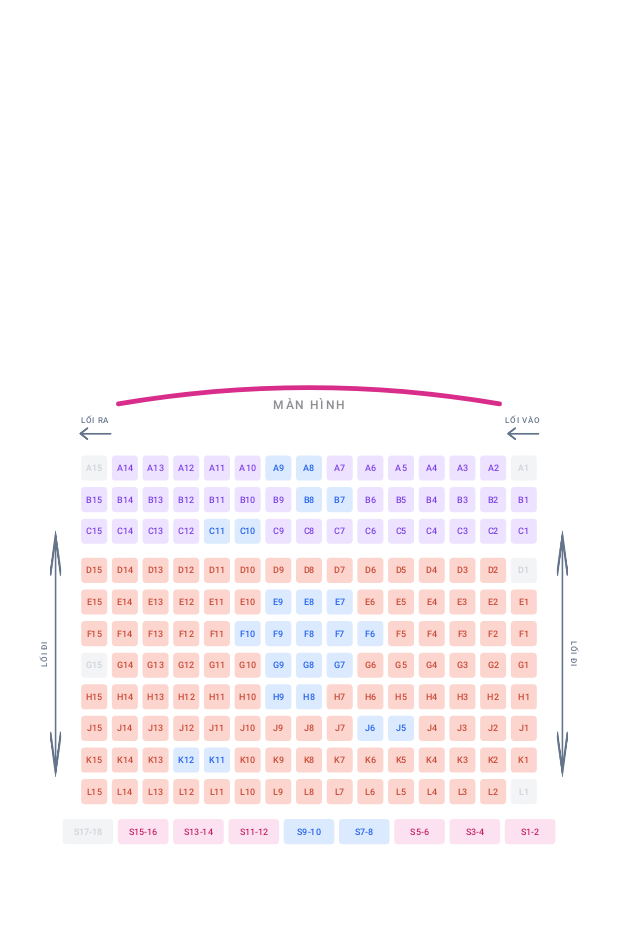
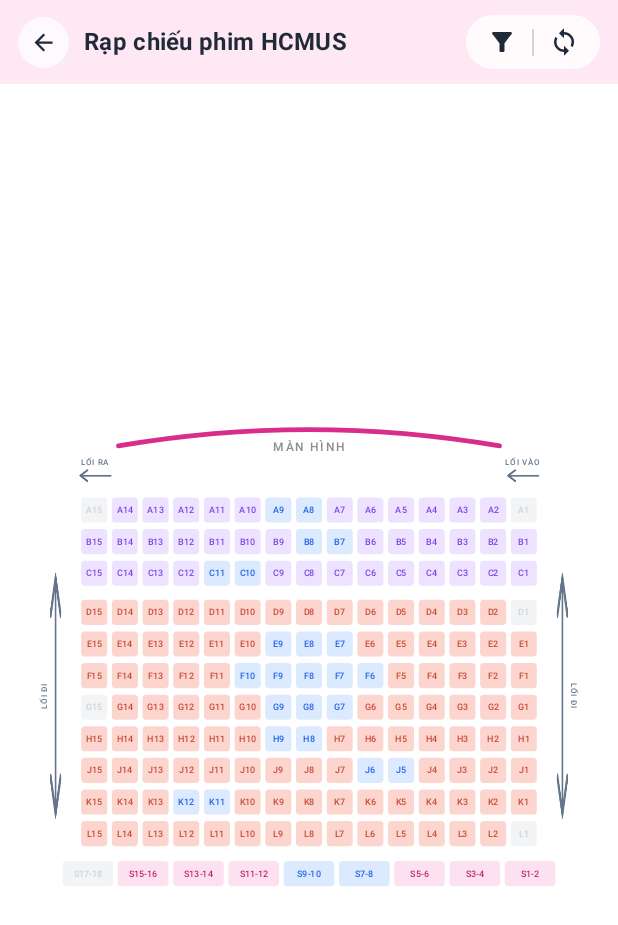
Before and after one commit to FlyingCat-0202/Cinema-seat, an Android app built with Jetpack Compose: the screen it shows after launch (MainActivity), on a phone screen of 412 x 824 dp. Shown: the top 925 px of the screen. Run offline under Robolectric (Android 15) with nearby library versions, the phone set to English and light mode, and no system bars.

Commit message:
add filter, filter bar, reset view

```diff
--- a/app/src/main/java/com/example/cinemaseat/ui/MainScreen.kt
+++ b/app/src/main/java/com/example/cinemaseat/ui/MainScreen.kt
@@ -1,15 +1,27 @@
 package com.example.cinemaseat.ui
 
+import androidx.compose.foundation.background
+import androidx.compose.foundation.layout.Box
+import androidx.compose.foundation.layout.Column
 import androidx.compose.foundation.layout.fillMaxSize
 import androidx.compose.foundation.layout.navigationBarsPadding
 import androidx.compose.foundation.layout.statusBarsPadding
 import androidx.compose.runtime.Composable
 import androidx.compose.runtime.getValue
+import androidx.compose.runtime.mutableIntStateOf
+import androidx.compose.runtime.mutableStateOf
+import androidx.compose.runtime.remember
+import androidx.compose.runtime.saveable.rememberSaveable
+import androidx.compose.runtime.setValue
+import androidx.compose.ui.Alignment
 import androidx.compose.ui.Modifier
+import androidx.compose.ui.graphics.Color
 import androidx.compose.ui.tooling.preview.Preview
 import androidx.lifecycle.compose.collectAsStateWithLifecycle
 import androidx.lifecycle.viewmodel.compose.viewModel
 import com.example.cinemaseat.ui.components.CinemaCanvas
+import com.example.cinemaseat.ui.components.FilterDropdownOverlay
+import com.example.cinemaseat.ui.components.FilterHeader
 import com.example.cinemaseat.ui.state.CinemaViewModel
 import com.example.cinemaseat.ui.theme.CinemaSeatTheme
 
@@ -18,16 +30,41 @@ fun CinemaMainScreen(
     viewModel: CinemaViewModel = viewModel()
 ) {
     val uiState by viewModel.uiState.collectAsStateWithLifecycle()
+    var resetTrigger by remember { mutableIntStateOf(0) }
+    var isFilterExpanded by rememberSaveable { mutableStateOf(false) }
 
-    CinemaCanvas(
-        uiState = uiState,
-        resetTrigger = 0,
-        onSeatTap = viewModel::onSeatTapped,
+    Column(
         modifier = Modifier
             .fillMaxSize()
+            .background(Color.White)
             .statusBarsPadding()
             .navigationBarsPadding()
-    )
+    ) {
+        FilterHeader(
+            hasActiveFilter = uiState.hasActiveFilter,
+            isFilterExpanded = isFilterExpanded,
+            onToggleFilterPanel = { isFilterExpanded = !isFilterExpanded },
+            onResetView = { resetTrigger++ }
+        )
+
+        Box(modifier = Modifier.weight(1f)) {
+            CinemaCanvas(
+                uiState = uiState,
+                resetTrigger = resetTrigger,
+                onSeatTap = viewModel::onSeatTapped,
+                modifier = Modifier.fillMaxSize()
+            )
+
+            FilterDropdownOverlay(
+                uiState = uiState,
+                isFilterExpanded = isFilterExpanded,
+                onToggleTypeFilter = viewModel::toggleTypeFilter,
+                onToggleStatusFilter = viewModel::toggleStatusFilter,
+                onClearFilters = viewModel::clearFilters,
+                modifier = Modifier.align(Alignment.TopCenter)
+            )
+        }
+    }
 }
 
 @Preview(showBackground = true, showSystemUi = true, name = "Màn hình chính (Dọc)")
--- a/app/src/main/java/com/example/cinemaseat/ui/components/CinemaCanvas.kt
+++ b/app/src/main/java/com/example/cinemaseat/ui/components/CinemaCanvas.kt
@@ -1,5 +1,8 @@
 package com.example.cinemaseat.ui.components
 
+import androidx.compose.animation.core.VectorConverter
+import androidx.compose.animation.core.animate
+import androidx.compose.animation.core.tween
 import androidx.compose.foundation.Canvas
 import androidx.compose.foundation.background
 import androidx.compose.foundation.gestures.detectTapGestures
@@ -7,6 +10,7 @@ import androidx.compose.foundation.gestures.detectTransformGestures
 import androidx.compose.foundation.layout.Box
 import androidx.compose.foundation.layout.fillMaxSize
 import androidx.compose.runtime.Composable
+import androidx.compose.runtime.LaunchedEffect
 import androidx.compose.runtime.getValue
 import androidx.compose.runtime.mutableFloatStateOf
 import androidx.compose.runtime.mutableStateOf
@@ -44,6 +48,7 @@ import com.example.cinemaseat.model.Seat
 import com.example.cinemaseat.model.SeatStatus
 import com.example.cinemaseat.model.SeatType
 import com.example.cinemaseat.ui.state.CinemaUiState
+import kotlinx.coroutines.launch
 
 @Composable
 fun CinemaCanvas(
@@ -116,6 +121,7 @@ fun CinemaCanvas(
     val currentOnSeatTap by rememberUpdatedState(onSeatTap)
 
     var canvasSize by remember { mutableStateOf(IntSize.Zero) }
+    var fitScale by remember { mutableFloatStateOf(1f) }
     var scale by remember { mutableFloatStateOf(1f) }
     var offset by remember { mutableStateOf(Offset.Zero) }
     var initialized by remember { mutableStateOf(false) }
@@ -138,6 +144,36 @@ fun CinemaCanvas(
         )
     }
 
+    LaunchedEffect(resetTrigger) {
+        if (resetTrigger > 0 && canvasSize.width > 0 && canvasSize.height > 0) {
+            val targetScale = minOf(
+                canvasSize.width / hall.worldWidth,
+                canvasSize.height / hall.worldHeight
+            ) * 0.96f
+            val targetOffset = Offset(
+                x = (canvasSize.width - hall.worldWidth * targetScale) / 2f,
+                y = (canvasSize.height - hall.worldHeight * targetScale) / 2f
+            )
+            val startScale = scale
+            val startOffset = offset
+            launch {
+                animate(
+                    initialValue = startScale,
+                    targetValue = targetScale,
+                    animationSpec = tween(350)
+                ) { value, _ -> scale = value }
+            }
+            launch {
+                animate(
+                    typeConverter = Offset.VectorConverter,
+                    initialValue = startOffset,
+                    targetValue = targetOffset,
+                    animationSpec = tween(350)
+                ) { value, _ -> offset = value }
+            }
+        }
+    }
+
     Box(
         modifier = modifier
             .fillMaxSize()
@@ -146,7 +182,7 @@ fun CinemaCanvas(
             .onSizeChanged { newSize ->
                 canvasSize = newSize
                 if (newSize.width > 0 && newSize.height > 0) {
-                    val fitScale = minOf(
+                    fitScale = minOf(
                         newSize.width / hall.worldWidth,
                         newSize.height / hall.worldHeight
                     ) * 0.96f
@@ -166,10 +202,6 @@ fun CinemaCanvas(
             .pointerInput(hall) {
                 detectTransformGestures { centroid, pan, zoom, _ ->
                     if (canvasSize.width <= 0 || canvasSize.height <= 0) return@detectTransformGestures
-                    val fitScale = minOf(
-                        canvasSize.width / hall.worldWidth,
-                        canvasSize.height / hall.worldHeight
-                    ) * 0.96f
                     val minScale = (fitScale * 0.75f).coerceAtLeast(0.2f)
                     val maxScale = (fitScale * 3.5f).coerceAtLeast(2.0f)
 
@@ -229,9 +261,10 @@ fun CinemaCanvas(
                             SeatType.COUPLE -> Color(0xFFFCE2F0) to Color(0xFFC2185B)
                         }
                     }
+                    val alpha = if (uiState.matchesFilter(seat)) 1f else 0.2f
 
                     drawRoundRect(
-                        color = fillColor,
+                        color = fillColor.copy(alpha = alpha),
                         topLeft = seat.bounds.topLeft,
                         size = seat.bounds.size,
                         cornerRadius = seatCorner
@@ -240,7 +273,7 @@ fun CinemaCanvas(
                     val textResult = seatTextLayouts[seat.id] ?: continue
                     drawText(
                         textLayoutResult = textResult,
-                        color = textColor,
+                        color = textColor.copy(alpha = alpha),
                         topLeft = Offset(
                             x = seat.bounds.center.x - textResult.size.width / 2f,
                             y = seat.bounds.center.y - textResult.size.height / 2f
--- /dev/null
+++ b/app/src/main/java/com/example/cinemaseat/ui/components/FilterBar.kt
@@ -0,0 +1,295 @@
+package com.example.cinemaseat.ui.components
+
+import androidx.compose.animation.AnimatedVisibility
+import androidx.compose.animation.expandVertically
+import androidx.compose.animation.fadeIn
+import androidx.compose.animation.fadeOut
+import androidx.compose.animation.shrinkVertically
+import androidx.compose.foundation.BorderStroke
+import androidx.compose.foundation.background
+import androidx.compose.foundation.clickable
+import androidx.compose.foundation.layout.Arrangement
+import androidx.compose.foundation.layout.Box
+import androidx.compose.foundation.layout.Column
+import androidx.compose.foundation.layout.PaddingValues
+import androidx.compose.foundation.layout.Row
+import androidx.compose.foundation.layout.Spacer
+import androidx.compose.foundation.layout.fillMaxWidth
+import androidx.compose.foundation.layout.height
+import androidx.compose.foundation.layout.padding
+import androidx.compose.foundation.layout.size
+import androidx.compose.foundation.layout.width
+import androidx.compose.foundation.lazy.LazyRow
+import androidx.compose.foundation.lazy.items
+import androidx.compose.foundation.shape.CircleShape
+import androidx.compose.foundation.shape.RoundedCornerShape
+import androidx.compose.material.icons.Icons
+import androidx.compose.material.icons.automirrored.filled.ArrowBack
+import androidx.compose.material.icons.filled.Autorenew
+import androidx.compose.material.icons.filled.Close
+import androidx.compose.material.icons.filled.FilterAlt
+import androidx.compose.material3.FilterChip
+import androidx.compose.material3.FilterChipDefaults
+import androidx.compose.material3.Icon
+import androidx.compose.material3.MaterialTheme
+import androidx.compose.material3.Surface
+import androidx.compose.material3.Text
+import androidx.compose.material3.TextButton
+import androidx.compose.runtime.Composable
+import androidx.compose.runtime.remember
+import androidx.compose.ui.Alignment
+import androidx.compose.ui.Modifier
+import androidx.compose.ui.draw.clip
+import androidx.compose.ui.graphics.Color
+import androidx.compose.ui.graphics.graphicsLayer
+import androidx.compose.ui.text.font.FontWeight
+import androidx.compose.ui.tooling.preview.Preview
+import androidx.compose.ui.unit.dp
+import com.example.cinemaseat.model.CinemaLayoutGenerator
+import com.example.cinemaseat.model.SeatStatus
+import com.example.cinemaseat.model.SeatType
+import com.example.cinemaseat.ui.state.CinemaUiState
+
+@Composable
+fun FilterHeader(
+    hasActiveFilter: Boolean,
+    isFilterExpanded: Boolean,
+    onToggleFilterPanel: () -> Unit,
+    onResetView: () -> Unit,
+    modifier: Modifier = Modifier
+) {
+    val baseColor = Color(0xFFD82D8B)
+    val headerBg = Color(0xFFFDE8F3)
+
+    Row(
+        modifier = modifier
+            .fillMaxWidth()
+            .background(headerBg)
+            .padding(horizontal = 12.dp, vertical = 10.dp),
+        verticalAlignment = Alignment.CenterVertically
+    ) {
+        Box(
+            modifier = Modifier
+                .size(34.dp)
+                .clip(CircleShape)
+                .background(Color.White.copy(alpha = 0.75f)),
+            contentAlignment = Alignment.Center
+        ) {
+            Icon(
+                imageVector = Icons.AutoMirrored.Filled.ArrowBack,
+                contentDescription = null,
+                tint = Color(0xFF1F2937),
+                modifier = Modifier.size(18.dp)
+            )
+        }
+
+        Spacer(modifier = Modifier.width(10.dp))
+
+        Text(
+            text = "Rạp chiếu phim HCMUS",
+            style = MaterialTheme.typography.titleMedium,
+            color = Color(0xFF1F2937),
+            fontWeight = FontWeight.Bold,
+            modifier = Modifier.weight(1f)
+        )
+
+        //  Icon Filter | Icon Reset View
+        Surface(
+            shape = RoundedCornerShape(50),
+            color = Color.White.copy(alpha = 0.85f)
+        ) {
+            Row(
+                verticalAlignment = Alignment.CenterVertically,
+                modifier = Modifier.padding(horizontal = 4.dp, vertical = 2.dp)
+            ) {
+                Box(
+                    modifier = Modifier
+                        .clip(CircleShape)
+                        .clickable { onToggleFilterPanel() }
+                        .padding(horizontal = 10.dp, vertical = 6.dp),
+                    contentAlignment = Alignment.Center
+                ) {
+                    Icon(
+                        imageVector = Icons.Default.FilterAlt,
+                        contentDescription = "Bộ lọc",
+                        tint = if (isFilterExpanded || hasActiveFilter) {
+                            baseColor
+                        } else {
+                            Color(0xFF1F2937)
+                        },
+                        modifier = Modifier.size(20.dp)
+                    )
+                }
+
+                Box(
+                    modifier = Modifier
+                        .width(1.dp)
+                        .height(18.dp)
+                        .background(Color(0xFFD1D5DB))
+                )
+
+                Box(
+                    modifier = Modifier
+                        .clip(CircleShape)
+                        .clickable { onResetView() }
+                        .padding(horizontal = 10.dp, vertical = 6.dp),
+                    contentAlignment = Alignment.Center
+                ) {
+                    Icon(
+                        imageVector = Icons.Default.Autorenew,
+                        contentDescription = "Reset View",
+                        tint = Color(0xFF1F2937),
+                        modifier = Modifier
+                            .size(20.dp)
+                            .graphicsLayer(scaleX = -1f)
+                    )
+                }
+            }
+        }
+    }
+}
+
+@Composable
+fun FilterDropdownOverlay(
+    uiState: CinemaUiState,
+    isFilterExpanded: Boolean,
+    onToggleTypeFilter: (SeatType) -> Unit,
+    onToggleStatusFilter: (SeatStatus) -> Unit,
+    onClearFilters: () -> Unit,
+    modifier: Modifier = Modifier
+) {
+    val baseColor = Color(0xFFD82D8B)
+
+    Column(modifier = modifier.fillMaxWidth()) {
+        AnimatedVisibility(
+            visible = isFilterExpanded,
+            enter = fadeIn() + expandVertically(),
+            exit = fadeOut() + shrinkVertically()
+        ) {
+            Surface(
+                modifier = Modifier.fillMaxWidth(),
+                color = Color.White.copy(alpha = 0.96f)
+            ) {
+                LazyRow(
+                    modifier = Modifier
+                        .fillMaxWidth()
+                        .padding(vertical = 8.dp),
+                    contentPadding = PaddingValues(horizontal = 12.dp),
+                    horizontalArrangement = Arrangement.spacedBy(8.dp),
+                    verticalAlignment = Alignment.CenterVertically
+                ) {
+                    if (uiState.hasActiveFilter) {
+                        item(key = "clear_filter") {
+                            Surface(
+                                onClick = onClearFilters,
+                                shape = RoundedCornerShape(16.dp),
+                                color = Color(0xFFFCE7F3),
+                                border = BorderStroke(1.dp, baseColor.copy(alpha = 0.4f))
+                            ) {
+                                Row(
+                                    modifier = Modifier.padding(horizontal = 10.dp, vertical = 7.dp),
+                                    verticalAlignment = Alignment.CenterVertically
+                                ) {
+                                    Icon(
+                                        imageVector = Icons.Default.Close,
+                                        contentDescription = "Xóa lọc",
+                                        tint = baseColor,
+                                        modifier = Modifier.size(14.dp)
+                                    )
+                                    Spacer(modifier = Modifier.width(4.dp))
+                                    Text(
+                                        text = "Xóa lọc",
+                                        style = MaterialTheme.typography.labelMedium,
+                                        color = baseColor,
+                                        fontWeight = FontWeight.SemiBold
+                                    )
+                                }
+                            }
+                        }
+                    }
+
+                    items(SeatType.entries, key = { "type_${it.name}" }) { type ->
+                        val selected = uiState.selectedTypeFilter == type
+                        FilterChip(
+                            selected = selected,
+                            onClick = { onToggleTypeFilter(type) },
+                            label = { Text(type.label) },
+                            colors = FilterChipDefaults.filterChipColors(
+                                containerColor = Color(0xFFF3F4F6),
+                                labelColor = Color(0xFF374151),
+                                selectedContainerColor = baseColor,
+                                selectedLabelColor = Color.White
+                            ),
+                            border = null
+                        )
+                    }
+
+                    items(SeatStatus.entries, key = { "status_${it.name}" }) { status ->
+                        val selected = uiState.selectedStatusFilter == status
+                        FilterChip(
+                            selected = selected,
+                            onClick = { onToggleStatusFilter(status) },
+                            label = { Text(status.label) },
+                            colors = FilterChipDefaults.filterChipColors(
+                                containerColor = Color(0xFFF3F4F6),
+                                labelColor = Color(0xFF374151),
+                                selectedContainerColor = Color(0xFF7B3FE4),
+                                selectedLabelColor = Color.White
+                            ),
+                            border = null
+                        )
+                    }
+                }
+            }
+        }
+
+        // Thông báo khi lọc không có kết quả phù hợp
+        if (uiState.hasActiveFilter && uiState.matchingSeatCount == 0) {
+            Surface(
+                color = Color(0xFFFEF2F2).copy(alpha = 0.96f),
+                modifier = Modifier.fillMaxWidth()
+            ) {
+                Row(
+                    modifier = Modifier
+                        .fillMaxWidth()
+                        .padding(horizontal = 16.dp, vertical = 4.dp),
+                    verticalAlignment = Alignment.CenterVertically
+                ) {
+                    Text(
+                        text = "Không có ghế phù hợp với điều kiện lọc.",
+                        color = Color(0xFFB91C1C),
+                        style = MaterialTheme.typography.bodySmall,
+                        modifier = Modifier.weight(1f)
+                    )
+                    TextButton(onClick = onClearFilters) {
+                        Text("Xóa lọc", color = baseColor, fontWeight = FontWeight.SemiBold)
+                    }
+                }
+            }
+        }
+    }
+}
+
+@Preview(showBackground = true)
+@Composable
+private fun FilterBarPreview() {
+    val hall = remember { CinemaLayoutGenerator.createSampleHall() }
+    Column {
+        FilterHeader(
+            hasActiveFilter = true,
+            isFilterExpanded = true,
+            onToggleFilterPanel = {},
+            onResetView = {}
+        )
+        FilterDropdownOverlay(
+            uiState = CinemaUiState(
+                hallLayout = hall,
+                selectedTypeFilter = SeatType.VIP
+            ),
+            isFilterExpanded = true,
+            onToggleTypeFilter = {},
+            onToggleStatusFilter = {},
+            onClearFilters = {}
+        )
+    }
+}
```
